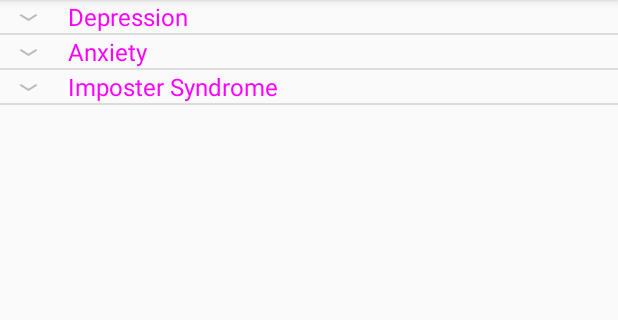
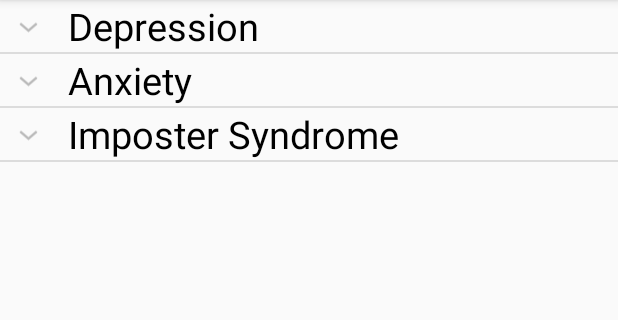
Before and after one commit to soha17/WoMentor, an Android app: the screen it shows after launch (MainActivity), on a phone screen of 412 x 824 dp, the part 84-404 px from its top. Run offline under Robolectric (Android 15) with nearby library versions, the phone set to English and light mode, and no system bars.

Commit message:
fixing menu

```diff
--- a/WoMentor/app/src/main/res/layout/expandable_list_group.xml
+++ b/WoMentor/app/src/main/res/layout/expandable_list_group.xml
@@ -9,8 +9,8 @@
         android:layout_width="wrap_content"
         android:layout_height="wrap_content"
         android:id="@+id/textView"
-        android:textColor="#f0f"
-        android:textSize="16sp"
+        android:textColor="#000"
+        android:textSize="25sp"
         android:text="Group"/>
 
 </LinearLayout>
```
Also changed, not shown: WoMentor/app/src/main/res/layout/expandable_list_item.xml (+3 -6 lines).
